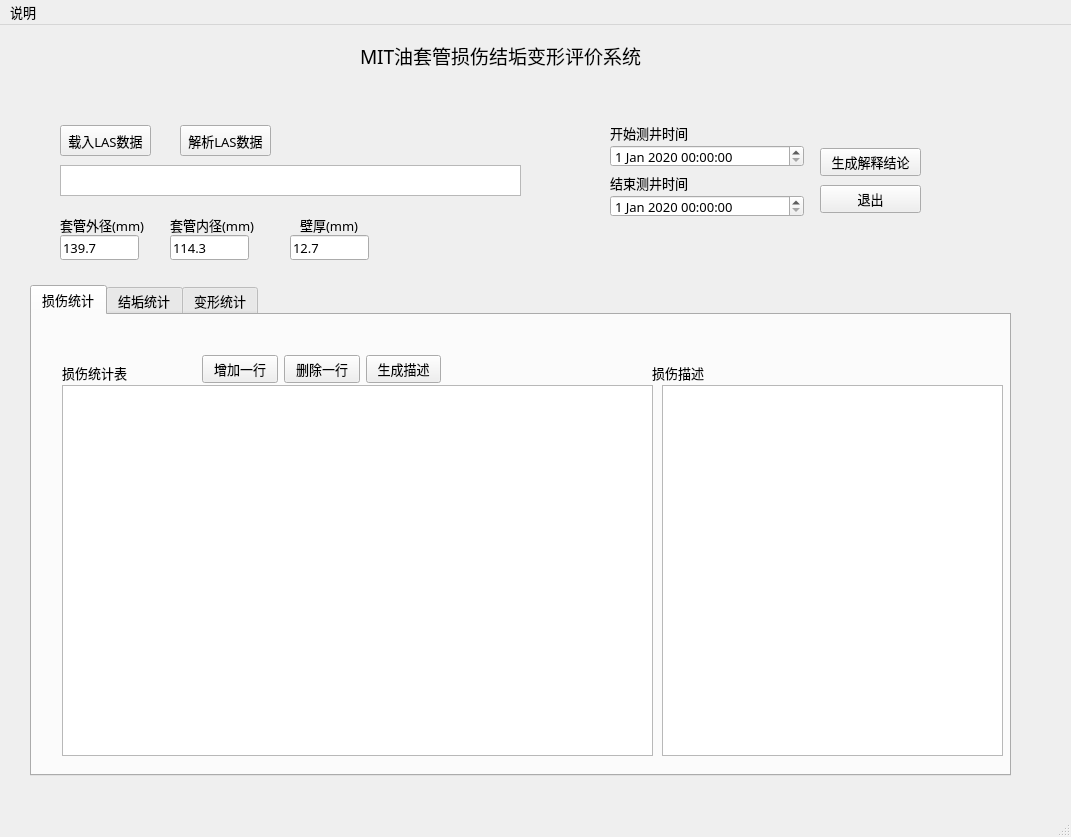
Above: casing_evaluator.ui from MiraclesLove/casing_evaluator before the change. Below: the same form after it.
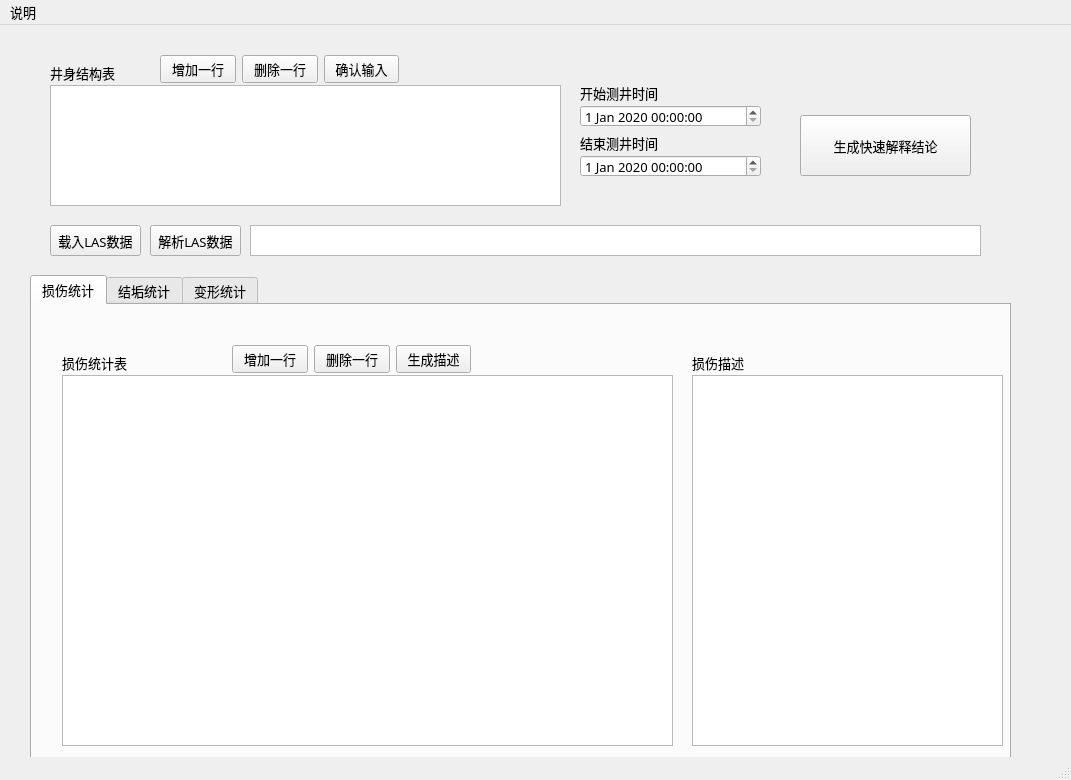
That is the form after the change. The open tabs and pages were chosen to show the change.

```diff
--- a/casing_evaluator.ui
+++ b/casing_evaluator.ui
@@ -10,19 +10,19 @@
     <x>0</x>
     <y>0</y>
     <width>1071</width>
-    <height>837</height>
+    <height>780</height>
    </rect>
   </property>
   <property name="minimumSize">
    <size>
     <width>1071</width>
-    <height>837</height>
+    <height>780</height>
    </size>
   </property>
   <property name="maximumSize">
    <size>
     <width>1071</width>
-    <height>837</height>
+    <height>780</height>
    </size>
   </property>
   <property name="font">
@@ -47,8 +47,8 @@
    <widget class="QLabel" name="label_7">
     <property name="geometry">
      <rect>
-      <x>610</x>
-      <y>100</y>
+      <x>580</x>
+      <y>60</y>
       <width>81</width>
       <height>16</height>
      </rect>
@@ -60,8 +60,8 @@
    <widget class="QLabel" name="label_8">
     <property name="geometry">
      <rect>
-      <x>610</x>
-      <y>150</y>
+      <x>580</x>
+      <y>110</y>
       <width>81</width>
       <height>16</height>
      </rect>
@@ -73,9 +73,9 @@
    <widget class="QDateTimeEdit" name="dateTimeEdit_2">
     <property name="geometry">
      <rect>
-      <x>610</x>
-      <y>170</y>
-      <width>194</width>
+      <x>580</x>
+      <y>130</y>
+      <width>181</width>
       <height>22</height>
      </rect>
     </property>
@@ -90,31 +90,12 @@
      </datetime>
     </property>
    </widget>
-   <widget class="QLabel" name="label_9">
-    <property name="geometry">
-     <rect>
-      <x>360</x>
-      <y>10</y>
-      <width>301</width>
-      <height>41</height>
-     </rect>
-    </property>
-    <property name="font">
-     <font>
-      <family>黑体</family>
-      <pointsize>14</pointsize>
-     </font>
-    </property>
-    <property name="text">
-     <string>MIT油套管损伤结垢变形评价系统</string>
-    </property>
-   </widget>
    <widget class="QDateTimeEdit" name="dateTimeEdit">
     <property name="geometry">
      <rect>
-      <x>610</x>
-      <y>120</y>
-      <width>194</width>
+      <x>580</x>
+      <y>80</y>
+      <width>181</width>
       <height>22</height>
      </rect>
     </property>
@@ -132,8 +113,8 @@
    <widget class="QPushButton" name="pushButton_12">
     <property name="geometry">
      <rect>
-      <x>60</x>
-      <y>100</y>
+      <x>50</x>
+      <y>200</y>
       <width>91</width>
       <height>31</height>
      </rect>
@@ -142,37 +123,11 @@
      <string>载入LAS数据</string>
     </property>
    </widget>
-   <widget class="QWidget" name="layoutWidget">
-    <property name="geometry">
-     <rect>
-      <x>820</x>
-      <y>120</y>
-      <width>101</width>
-      <height>71</height>
-     </rect>
-    </property>
-    <layout class="QVBoxLayout" name="verticalLayout">
-     <item>
-      <widget class="QPushButton" name="pushButton_10">
-       <property name="text">
-        <string>生成解释结论</string>
-       </property>
-      </widget>
-     </item>
-     <item>
-      <widget class="QPushButton" name="pushButton_11">
-       <property name="text">
-        <string>退出</string>
-       </property>
-      </widget>
-     </item>
-    </layout>
-   </widget>
    <widget class="QTabWidget" name="tabWidget">
     <property name="geometry">
      <rect>
       <x>30</x>
-      <y>260</y>
+      <y>250</y>
       <width>981</width>
       <height>491</height>
      </rect>
@@ -199,7 +154,7 @@
      <widget class="QWidget" name="layoutWidget">
       <property name="geometry">
        <rect>
-        <x>170</x>
+        <x>200</x>
         <y>40</y>
         <width>239</width>
         <height>29</height>
@@ -245,9 +200,9 @@
      <widget class="QTextEdit" name="textEdit">
       <property name="geometry">
        <rect>
-        <x>630</x>
+        <x>660</x>
         <y>70</y>
-        <width>341</width>
+        <width>311</width>
         <height>371</height>
        </rect>
       </property>
@@ -255,7 +210,7 @@
      <widget class="QLabel" name="label_4">
       <property name="geometry">
        <rect>
-        <x>620</x>
+        <x>660</x>
         <y>50</y>
         <width>71</width>
         <height>16</height>
@@ -270,7 +225,7 @@
        <rect>
         <x>30</x>
         <y>70</y>
-        <width>591</width>
+        <width>611</width>
         <height>371</height>
        </rect>
       </property>
@@ -445,51 +400,12 @@
      </widget>
     </widget>
    </widget>
-   <widget class="QLineEdit" name="lineEdit">
-    <property name="geometry">
-     <rect>
-      <x>60</x>
-      <y>210</y>
-      <width>79</width>
-      <height>25</height>
-     </rect>
-    </property>
-    <property name="text">
-     <string>139.7</string>
-    </property>
-   </widget>
-   <widget class="QLineEdit" name="lineEdit_2">
-    <property name="geometry">
-     <rect>
-      <x>170</x>
-      <y>210</y>
-      <width>79</width>
-      <height>25</height>
-     </rect>
-    </property>
-    <property name="text">
-     <string>114.3</string>
-    </property>
-   </widget>
-   <widget class="QLineEdit" name="lineEdit_3">
-    <property name="geometry">
-     <rect>
-      <x>290</x>
-      <y>210</y>
-      <width>79</width>
-      <height>25</height>
-     </rect>
-    </property>
-    <property name="text">
-     <string>12.7</string>
-    </property>
-   </widget>
    <widget class="QTextEdit" name="textEdit_4">
     <property name="geometry">
      <rect>
-      <x>60</x>
-      <y>140</y>
-      <width>461</width>
+      <x>250</x>
+      <y>200</y>
+      <width>731</width>
       <height>31</height>
      </rect>
     </property>
@@ -497,8 +413,8 @@
    <widget class="QPushButton" name="pushButton_13">
     <property name="geometry">
      <rect>
-      <x>180</x>
-      <y>100</y>
+      <x>150</x>
+      <y>200</y>
       <width>91</width>
       <height>31</height>
      </rect>
@@ -507,43 +423,76 @@
      <string>解析LAS数据</string>
     </property>
    </widget>
-   <widget class="QLabel" name="label_11">
+   <widget class="QPushButton" name="pushButton_10">
     <property name="geometry">
      <rect>
-      <x>60</x>
-      <y>190</y>
-      <width>84</width>
-      <height>19</height>
+      <x>800</x>
+      <y>90</y>
+      <width>171</width>
+      <height>61</height>
      </rect>
     </property>
     <property name="text">
-     <string>套管外径(mm)</string>
+     <string>生成快速解释结论</string>
     </property>
    </widget>
-   <widget class="QLabel" name="label_12">
+   <widget class="QWidget" name="layoutWidget_2">
     <property name="geometry">
      <rect>
-      <x>170</x>
-      <y>190</y>
-      <width>84</width>
-      <height>19</height>
+      <x>160</x>
+      <y>30</y>
+      <width>239</width>
+      <height>29</height>
      </rect>
     </property>
-    <property name="text">
-     <string>套管内径(mm)</string>
+    <layout class="QHBoxLayout" name="horizontalLayout_4">
+     <item>
+      <widget class="QPushButton" name="pushButton_14">
+       <property name="text">
+        <string>增加一行</string>
+       </property>
+      </widget>
+     </item>
+     <item>
+      <widget class="QPushButton" name="pushButton_15">
+       <property name="text">
+        <string>删除一行</string>
+       </property>
+      </widget>
+     </item>
+     <item>
+      <widget class="QPushButton" name="pushButton_16">
+       <property name="text">
+        <string>确认输入</string>
+       </property>
+      </widget>
+     </item>
+    </layout>
+   </widget>
+   <widget class="QTableWidget" name="tableWidget_5">
+    <property name="geometry">
+     <rect>
+      <x>50</x>
+      <y>60</y>
+      <width>511</width>
+      <height>121</height>
+     </rect>
     </property>
+    <property name="frameShadow">
+     <enum>QFrame::Sunken</enum>
+    </property>
    </widget>
-   <widget class="QLabel" name="label_13">
+   <widget class="QLabel" name="label_9">
     <property name="geometry">
      <rect>
-      <x>300</x>
-      <y>190</y>
-      <width>58</width>
-      <height>19</height>
+      <x>50</x>
+      <y>40</y>
+      <width>71</width>
+      <height>16</height>
      </rect>
     </property>
     <property name="text">
-     <string>壁厚(mm)</string>
+     <string>井身结构表</string>
     </property>
    </widget>
   </widget>
```
Left out of the diff: 43 changed lines with no effect on the pictures.
